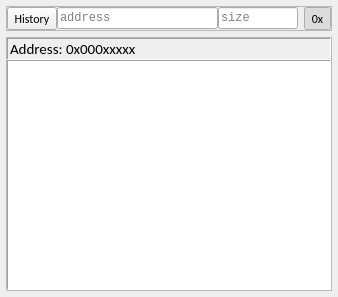
The window that src/view/WidgetMemory.ui (ukyouz/Visual-Studio-Debug-Tools) describes before a commit, drawn with Qt 5.
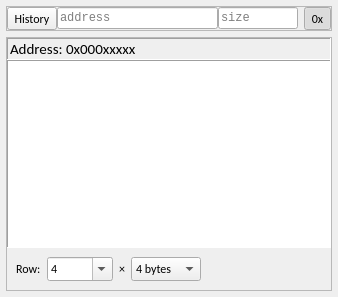
The same window after the commit. Icons and pictures are not drawn.

Commit message:
add display option for Memory view
* fix can not show memory with literal address value before pdb is loaded

What changed in the file:
```diff
--- a/src/view/WidgetMemory.ui
+++ b/src/view/WidgetMemory.ui
@@ -218,6 +218,124 @@
         </attribute>
        </widget>
       </item>
+      <item>
+       <widget class="QWidget" name="widget" native="true">
+        <layout class="QHBoxLayout" name="horizontalLayout_2">
+         <item>
+          <widget class="QLabel" name="label_2">
+           <property name="text">
+            <string>Row:</string>
+           </property>
+          </widget>
+         </item>
+         <item>
+          <widget class="QComboBox" name="comboItemColumn">
+           <property name="editable">
+            <bool>true</bool>
+           </property>
+           <property name="currentIndex">
+            <number>2</number>
+           </property>
+           <property name="placeholderText">
+            <string>column</string>
+           </property>
+           <item>
+            <property name="text">
+             <string>1</string>
+            </property>
+           </item>
+           <item>
+            <property name="text">
+             <string>2</string>
+            </property>
+           </item>
+           <item>
+            <property name="text">
+             <string>4</string>
+            </property>
+           </item>
+           <item>
+            <property name="text">
+             <string>8</string>
+            </property>
+           </item>
+           <item>
+            <property name="text">
+             <string>16</string>
+            </property>
+           </item>
+           <item>
+            <property name="text">
+             <string>32</string>
+            </property>
+           </item>
+           <item>
+            <property name="text">
+             <string>64</string>
+            </property>
+           </item>
+           <item>
+            <property name="text">
+             <string>128</string>
+            </property>
+           </item>
+          </widget>
+         </item>
+         <item>
+          <widget class="QLabel" name="label">
+           <property name="text">
+            <string>×</string>
+           </property>
+          </widget>
+         </item>
+         <item>
+          <widget class="QComboBox" name="comboItemSize">
+           <property name="currentIndex">
+            <number>2</number>
+           </property>
+           <item>
+            <property name="text">
+             <string>1 byte</string>
+            </property>
+           </item>
+           <item>
+            <property name="text">
+             <string>2 bytes</string>
+            </property>
+           </item>
+           <item>
+            <property name="text">
+             <string>4 bytes</string>
+            </property>
+           </item>
+           <item>
+            <property name="text">
+             <string>8 bytes</string>
+            </property>
+           </item>
+           <item>
+            <property name="text">
+             <string>16 bytes</string>
+            </property>
+           </item>
+          </widget>
+         </item>
+         <item>
+          <spacer name="horizontalSpacer">
+           <property name="orientation">
+            <enum>Qt::Horizontal</enum>
+           </property>
+           <property name="sizeHint" stdset="0">
+            <size>
+             <width>40</width>
+             <height>20</height>
+            </size>
+           </property>
+          </spacer>
+         </item>
+        </layout>
+       </widget>
+      </item>
      </layout>
     </widget>
    </item>
```
The commit also changes 3 other files.
